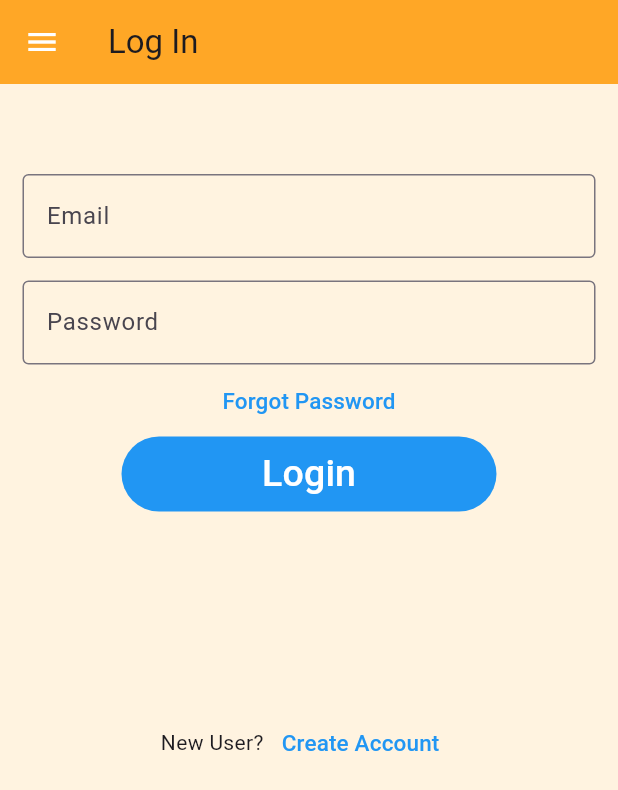
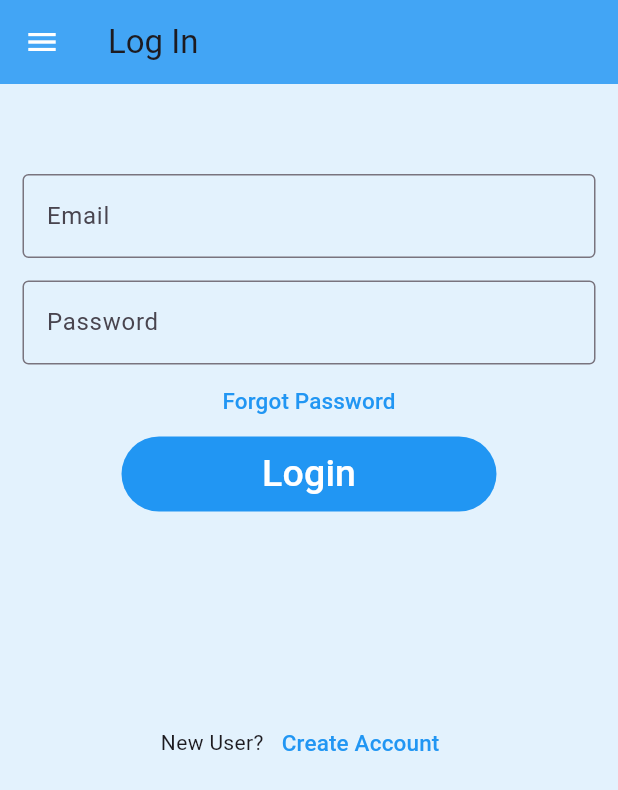
Before and after one commit to ICS-CMSC-23/Elbi-Donation-System, a Flutter app: the screen it shows after launch, on a phone screen of 412 x 824 dp. Shown: the top 790 px of the screen. Run offline on Flutter 3.47's test engine with Material 3 defaults, Android fonts, the phone set to English and light mode, and no system bars.

Commit message:
test: tried theme3

```diff
--- a/lib/main.dart
+++ b/lib/main.dart
@@ -4,6 +4,7 @@ import 'package:elbi_donation_system/screens/org_home_page.dart';
 import 'package:elbi_donation_system/screens/sign_up_page.dart';
 import 'package:elbi_donation_system/themes/sample_theme._2.dart';
 import 'package:elbi_donation_system/themes/sample_theme.dart';
+import 'package:elbi_donation_system/themes/sample_theme_3.dart';
 import 'package:flutter/material.dart';
 
 void main() {
@@ -19,7 +20,7 @@ class MyApp extends StatelessWidget {
     return MaterialApp(
       title: 'Elbi Donation System',
       initialRoute: '/',
-      theme: orangeTheme(),
+      theme: blueTheme(),
       routes: {
         '/': (context) => const LoginPage(),
         '/login': (context) => const LoginPage(),
--- /dev/null
+++ b/lib/themes/sample_theme_3.dart
@@ -0,0 +1,51 @@
+// theme.dart
+import 'package:flutter/material.dart';
+
+// Base color for the theme (a nice shade of blue)
+const Color baseBlue = Color(0xFF42A5F5);
+
+// Define tints and shades
+const Color lightBlue = Color(0xFFBBDEFB); // Lighter tint of blue
+const Color deepBlue = Color(0xFF1E88E5); // Deeper shade of blue
+
+// Define a monochromatic blue theme
+ThemeData blueTheme() {
+  return ThemeData(
+    primaryColor: baseBlue,
+    cardColor: lightBlue,
+    iconTheme: const IconThemeData(color: deepBlue),
+    textButtonTheme: const TextButtonThemeData(
+        style:
+            ButtonStyle(foregroundColor: MaterialStatePropertyAll(baseBlue))),
+    iconButtonTheme: const IconButtonThemeData(
+        style:
+            ButtonStyle(foregroundColor: MaterialStatePropertyAll(baseBlue))),
+    cardTheme: const CardTheme(shadowColor: deepBlue, color: lightBlue),
+    primarySwatch: MaterialColor(
+      baseBlue.value,
+      {
+        50: lightBlue,
+        100: lightBlue,
+        200: const Color(0xFF90CAF9), // slightly lighter
+        300: baseBlue,
+        400: const Color(0xFF64B5F6), // darker
+        500: baseBlue,
+        600: deepBlue,
+        700: deepBlue,
+        800: deepBlue,
+        900: const Color(0xFF1565C0), // deepest shade
+      },
+    ),
+    scaffoldBackgroundColor: const Color(0xFFE3F2FD), // A very light blue shade
+    buttonTheme: const ButtonThemeData(
+      buttonColor: deepBlue,
+      textTheme: ButtonTextTheme.primary,
+    ),
+    appBarTheme: const AppBarTheme(
+      color: baseBlue,
+      iconTheme: IconThemeData(
+        color: Colors.white,
+      ),
+    ),
+  );
+}
```
